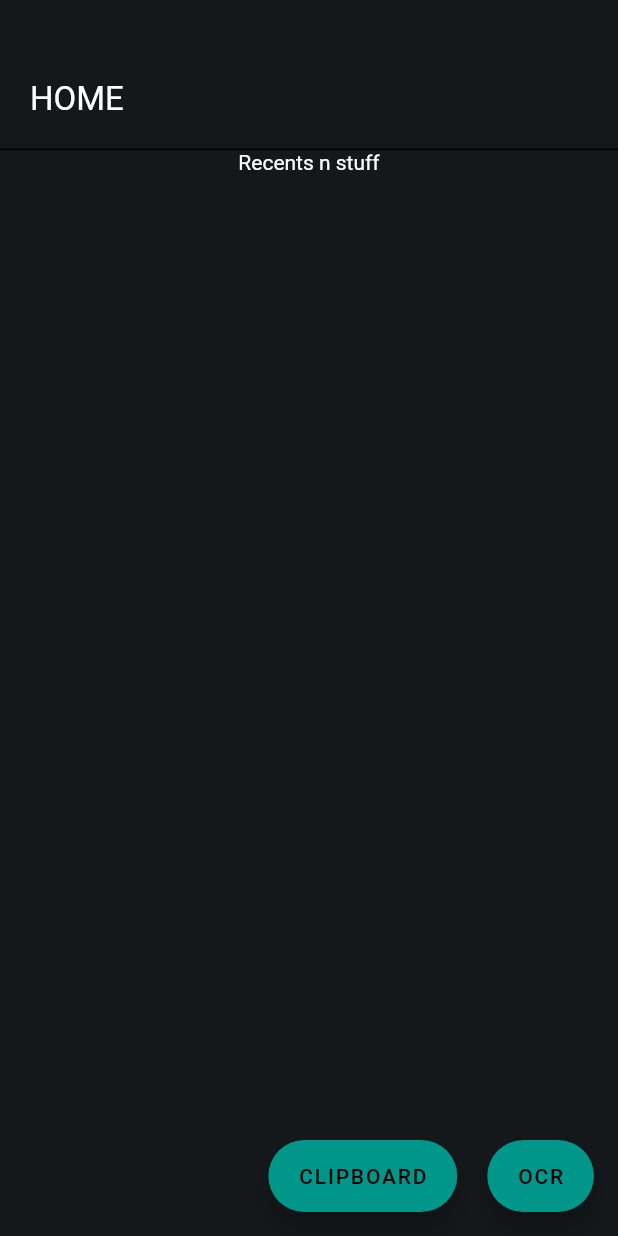
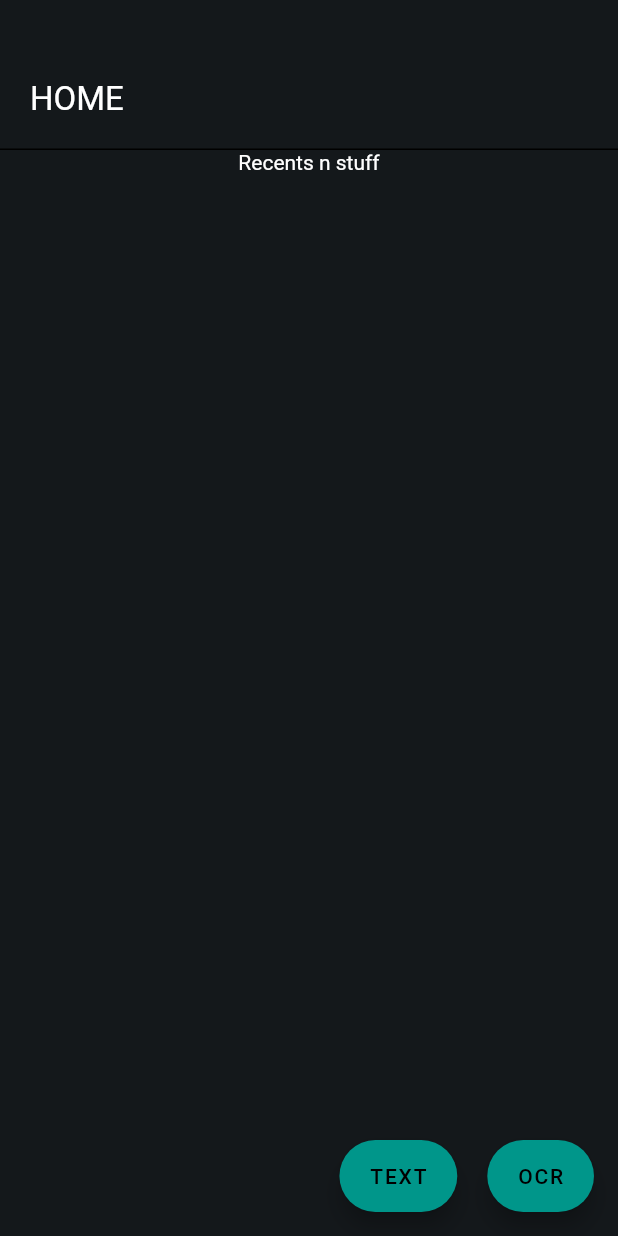
Before and after one commit to Adwaithnow/ets-client, a Flutter app: the HomeScreen screen opened directly, on a phone screen of 412 x 824 dp. Run offline on Flutter 3.47's test engine with Material 2 defaults, Android fonts, the phone set to English and light mode, and no system bars; our stand-ins replace dio, file_picker; project files that could hold a hidden picture were left out.

```diff
--- a/lib/components/appComponents/appInput.dart
+++ b/lib/components/appComponents/appInput.dart
@@ -5,14 +5,12 @@ class AppInputFiled extends StatelessWidget {
   const AppInputFiled({
     Key? key,
     required this.onChanged,
-    this.labelText,
     this.hintText,
     this.obscureText,
     this.maxLines,
   }) : super(key: key);
 
   final Function(String) onChanged;
-  final String? labelText;
   final String? hintText;
   final bool? obscureText;
   final int? maxLines;
--- a/lib/components/appComponents/appPageHeading.dart
+++ b/lib/components/appComponents/appPageHeading.dart
@@ -2,8 +2,9 @@ import 'package:flutter/material.dart';
 import 'package:test_app/core/appData.dart';
 
 class AppPageHeading extends StatelessWidget {
-  const AppPageHeading({Key? key, this.title}) : super(key: key);
+  const AppPageHeading({Key? key, this.title, this.automaticallyImplyBack = true}) : super(key: key);
   final String? title;
+  final bool automaticallyImplyBack;
 
   @override
   Widget build(BuildContext context) {
@@ -13,9 +14,16 @@ class AppPageHeading extends StatelessWidget {
       alignment: Alignment.bottomLeft,
       decoration: const BoxDecoration(
           border: Border(bottom: BorderSide(color: Colors.black))),
-      child: Text(
-        title??'',
-        style: const TextStyle(color: AppColors.secondary, fontSize: 22),
+      child: Row(
+        children: [
+          !automaticallyImplyBack ? const SizedBox() : IconButton(
+              onPressed: () => Navigator.of(context).pop(),
+              icon: const Icon(Icons.arrow_back)),
+          Text(
+            title ?? '',
+            style: const TextStyle(color: AppColors.secondary, fontSize: 22),
+          ),
+        ],
       ),
     );
   }
--- a/lib/core/appData.dart
+++ b/lib/core/appData.dart
@@ -6,6 +6,7 @@ class AppData {
   static String baseURL =
       'http://ec2-3-142-145-43.us-east-2.compute.amazonaws.com:3000';
   static User user = User();
+  static String mysummary = '';
 }
 
 class AppColors {
--- a/lib/screens/homeScreen.dart
+++ b/lib/screens/homeScreen.dart
@@ -38,7 +38,7 @@ class _HomeScreenState extends State<HomeScreen> {
     if (result == 'ok') {
       Navigator.push(
         context,
-        MaterialPageRoute(builder: (context) => const HomeScreen()),
+        MaterialPageRoute(builder: (context) => const TextInputScreen(showResult: true,)),
       );
     } else {
       ScaffoldMessenger.of(context)
@@ -54,7 +54,7 @@ class _HomeScreenState extends State<HomeScreen> {
           mainAxisAlignment: MainAxisAlignment.end,
           children: [
             HomeButton(
-              name: 'CLIPBOARD',
+              name: 'TEXT',
               onPressed: () => Navigator.push(
                   context,
                   MaterialPageRoute(
@@ -80,7 +80,10 @@ class _HomeScreenState extends State<HomeScreen> {
         ),
         body: Column(
           children: const [
-            AppPageHeading(title: 'HOME'),
+            AppPageHeading(
+              automaticallyImplyBack: false,
+              title: 'HOME'
+            ),
             Text('Recents n stuff'),
           ],
         ));
--- a/lib/screens/loginScreen.dart
+++ b/lib/screens/loginScreen.dart
@@ -56,8 +56,7 @@ class _LoginScreenState extends State<LoginScreen> {
                 onChanged: (value) {
                   userId = value;
                 }, // da one sec ippo varam ahda
-                labelText: 'User Name',
-                hintText: 'Enter Your Name',
+                hintText: 'Enter User Name',
               ),
               const SizedBox(
                 height: 20,
@@ -67,8 +66,7 @@ class _LoginScreenState extends State<LoginScreen> {
                   password = value;
                 },
                 obscureText: true,
-                labelText: 'password',
-                hintText: 'Enter Your password',
+                hintText: 'Enter Your Password',
               ),
               Padding(
                 padding: const EdgeInsets.all(20.0),
```
Also changed, not shown: lib/network/summyNetwork.dart (+26 -0 lines), lib/screens/textInputScreen.dart (+63 -6 lines).
